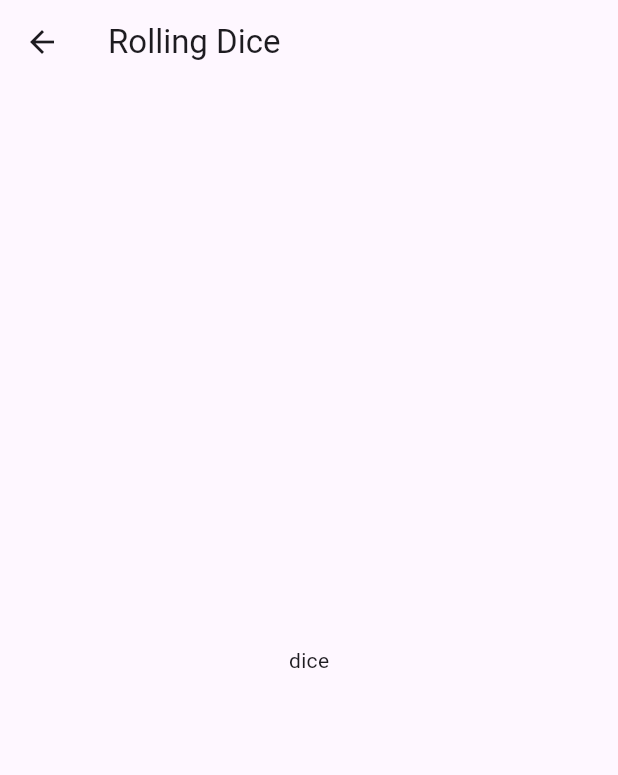
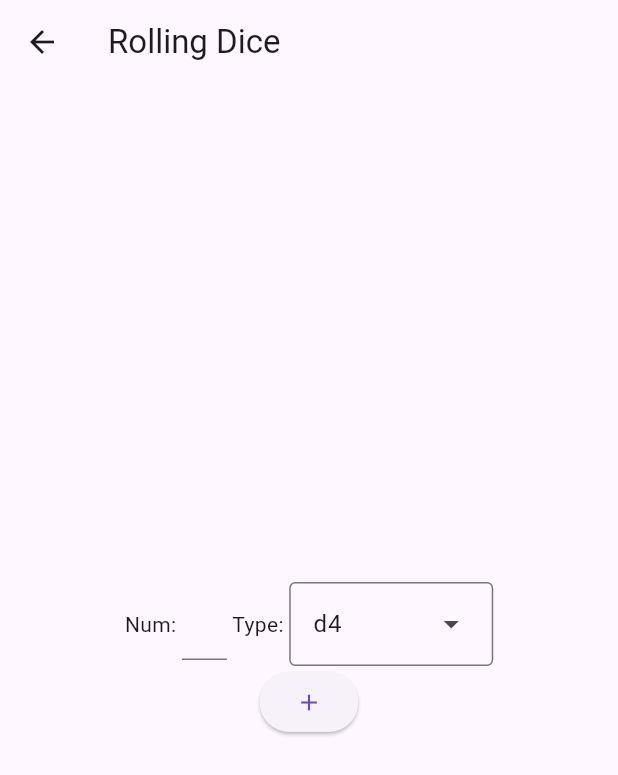
Before and after one commit to williamjsladek/Turbulent_Decisions, a Flutter app: the screen it shows after launch, after a tap on "Roll Dice", on a phone screen of 412 x 824 dp. Shown: the top 775 px of the screen. Run offline on Flutter 3.47's test engine with Material 3 defaults, Android fonts, the phone set to English and light mode, and no system bars.

Commit message:
User can add dice

```diff
--- a/lib/dice.dart
+++ b/lib/dice.dart
@@ -1,18 +1,100 @@
 import 'package:flutter/material.dart';
+import 'package:flutter/services.dart';
 
 const List<String> list = <String>["d4", "d6", "d8", "d10", "d12", "d20"];
 
-class Dice extends StatelessWidget {
+class Dice extends StatefulWidget {
   const Dice({super.key});
 
   @override
+  _Dice createState() => _Dice();
+}
+
+class _Dice extends State<Dice> {
+  int diceCount = 1;
+
+  @override
   Widget build(BuildContext context) {
+    List<Widget> diceRollList = List.generate(diceCount, (int i) => const DiceRoll());
     return Scaffold(
       appBar: AppBar(title: const Text("Rolling Dice")),
 
-      body: const Center(
-        child: Text("dice"),
+      body:  Center(
+        child: Column(
+          mainAxisAlignment: MainAxisAlignment.center,
+         children: <Widget>[
+           ListView(
+             scrollDirection: Axis.vertical,
+             shrinkWrap: true,
+             children: diceRollList,
+           ),
+           ElevatedButton(onPressed: addDiceField, child: const Icon(Icons.add)),
+         ],
+        ),
+
       )
+    );
+  }
+
+  void addDiceField() {
+    setState(() {
+      diceCount += 1;
+    });
+  }
+}
+
+class DiceRoll extends StatefulWidget {
+  const DiceRoll ({super.key});
+
+  @override
+  State<StatefulWidget> createState() => _DiceRoll();
+}
+
+class _DiceRoll extends State<DiceRoll> {
+  @override
+  Widget build(BuildContext context) {
+    return const Row(
+      mainAxisAlignment: MainAxisAlignment.center,
+      children: <Widget>[
+        Text("Num: "),
+        SizedBox(
+          width: 30,
+          child: NumDiceForm(),
+        ),
+        Text(" Type: "),
+        DropDownDice()
+      ],
+    );
+  }
+}
+
+class NumDiceForm extends StatefulWidget {
+  const NumDiceForm ({super.key});
+
+  @override
+  NumDiceFormState createState() {
+    return NumDiceFormState();
+  }
+}
+
+class NumDiceFormState extends State<NumDiceForm> {
+  final _formkey = GlobalKey<FormState>();
+
+  @override
+  Widget build(BuildContext context) {
+    return Form(
+      key: _formkey,
+      child: TextField(
+        textAlign: TextAlign.center,
+        maxLength: 2,
+        decoration: const InputDecoration(
+          counterText: ''
+        ),
+        keyboardType: TextInputType.number,
+        inputFormatters: <TextInputFormatter>[
+          FilteringTextInputFormatter.digitsOnly
+        ],
+      ),
     );
   }
 }
@@ -21,26 +103,23 @@ class DropDownDice extends StatefulWidget {
   const DropDownDice({super.key});
 
   @override
-  State<DropDownDice> createState() => _DropDownDiceState();
+  State<DropDownDice> createState() => DropDownDiceState();
 }
 
-class _DropDownDiceState extends State<DropDownDice> {
+class DropDownDiceState extends State<DropDownDice> {
   String dropDownValue = list.first;
 
   @override
   Widget build (BuildContext context) {
-    return DropdownButton<String>(
-      value: dropDownValue,
-      onChanged: (String? value) {
+    return DropdownMenu<String>(
+      initialSelection: list.first,
+      onSelected: (String? value) {
         setState(() {
           dropDownValue = value!;
         });
       },
-      items: list.map<DropdownMenuItem<String>>((String value) {
-        return DropdownMenuItem<String>(
-          value: value,
-          child: Text(value),
-        );
+      dropdownMenuEntries: list.map<DropdownMenuEntry<String>>((String value) {
+        return DropdownMenuEntry(value: value, label: value);
       }).toList(),
     );
   }
--- a/lib/home.dart
+++ b/lib/home.dart
@@ -13,7 +13,7 @@ class Home extends StatelessWidget {
         child: ElevatedButton(onPressed: () {
           Navigator.push(
             context,
-            MaterialPageRoute(builder: (context) => const Dice()),
+            MaterialPageRoute(builder: (context) => Dice()),
           );
         }, child: const Text("Roll Dice"))
       )
```
